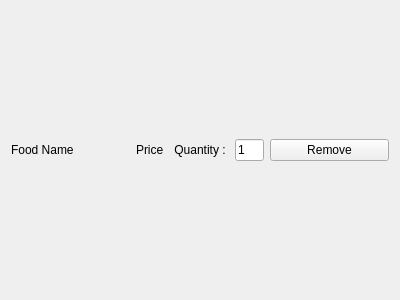
Old version of the form frontend/workspace.ui in the repository therealrahulsahu/se_project.
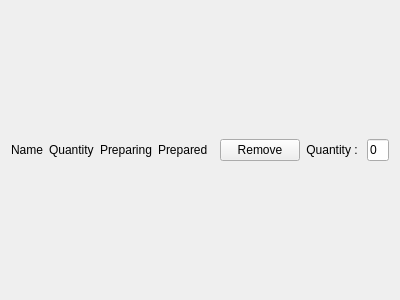
New version of the form.

Patch:
```diff
--- a/frontend/workspace.ui
+++ b/frontend/workspace.ui
@@ -28,24 +28,54 @@
     </spacer>
    </item>
    <item>
-    <layout class="QHBoxLayout" name="horizontalLayout_2" stretch="4,0,2,1,4">
+    <layout class="QHBoxLayout" name="horizontalLayout_2" stretch="5,5,5,5,10,5,4,2">
      <item>
       <widget class="QLabel" name="lb_food_name">
        <property name="text">
-        <string>Food Name</string>
+        <string>Name</string>
        </property>
       </widget>
      </item>
      <item>
-      <layout class="QHBoxLayout" name="horizontalLayout">
-       <item>
-        <widget class="QLabel" name="lb_price">
-         <property name="text">
-          <string>Price</string>
-         </property>
-        </widget>
-       </item>
-      </layout>
+      <widget class="QLabel" name="lb_quantity">
+       <property name="text">
+        <string>Quantity</string>
+       </property>
+      </widget>
+     </item>
+     <item>
+      <widget class="QLabel" name="lb_p_ing">
+       <property name="text">
+        <string>Preparing</string>
+       </property>
+      </widget>
+     </item>
+     <item>
+      <widget class="QLabel" name="lb_p_ed">
+       <property name="text">
+        <string>Prepared</string>
+       </property>
+      </widget>
+     </item>
+     <item>
+      <spacer name="horizontalSpacer">
+       <property name="orientation">
+        <enum>Qt::Horizontal</enum>
+       </property>
+       <property name="sizeHint" stdset="0">
+        <size>
+         <width>40</width>
+         <height>20</height>
+        </size>
+       </property>
+      </spacer>
+     </item>
+     <item>
+      <widget class="QPushButton" name="bt_remove">
+       <property name="text">
+        <string>Remove</string>
+       </property>
+      </widget>
      </item>
      <item>
       <widget class="QLabel" name="label">
@@ -63,20 +93,13 @@
         <set>Qt::ImhNone</set>
        </property>
        <property name="text">
-        <string>1</string>
+        <string>0</string>
        </property>
        <property name="maxLength">
         <number>2</number>
        </property>
       </widget>
      </item>
-     <item>
-      <widget class="QPushButton" name="bt_remove">
-       <property name="text">
-        <string>Remove</string>
-       </property>
-      </widget>
-     </item>
     </layout>
    </item>
    <item>
```
Left out of the diff: 2 changed lines with no effect on the pictures.
